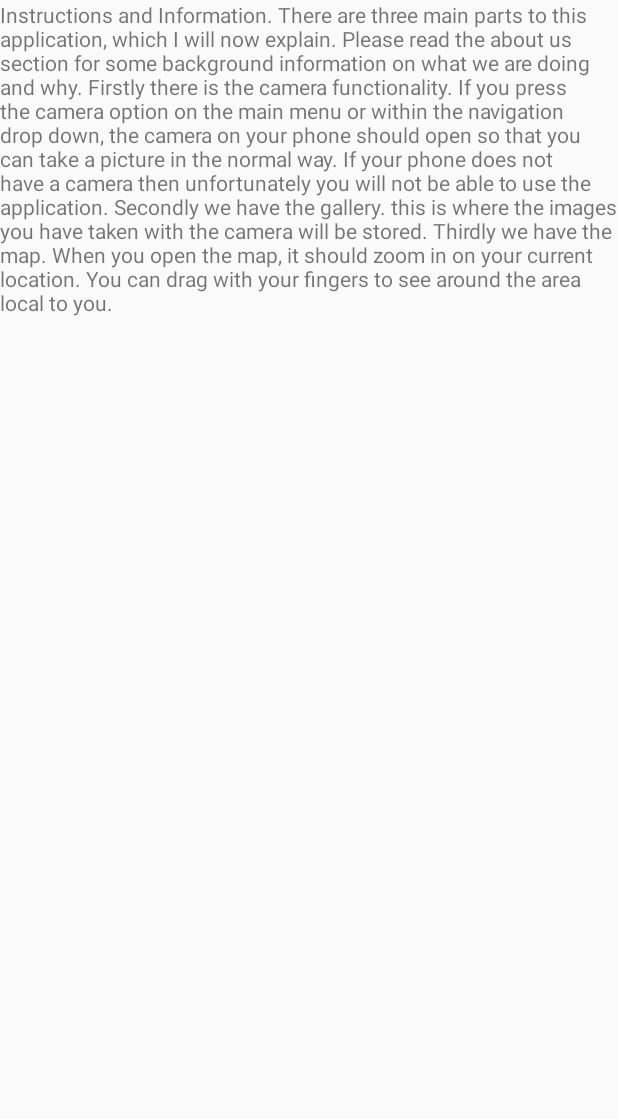
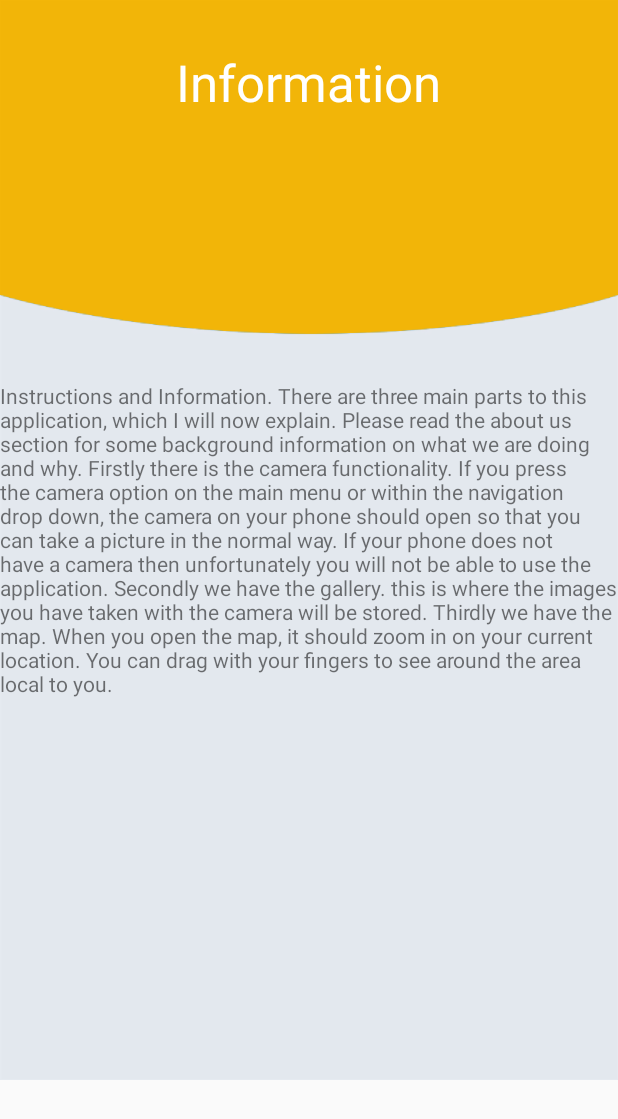
Before and after one commit to shaqq15/SpotABeeProj, an Android app: the layout fragment_info_page.xml on its own in the app's theme, with its tools: preview values and no code run, on a phone screen of 412 x 824 dp. Shown: the top 1119 px of the screen. Run offline under Robolectric (Android 15) with nearby library versions, the phone set to English and light mode, and no system bars.

Commit message:
Added same theme throughout the different sections

```diff
--- a/app/src/main/res/layout/fragment_info_page.xml
+++ b/app/src/main/res/layout/fragment_info_page.xml
@@ -1,14 +1,29 @@
 <FrameLayout xmlns:android="http://schemas.android.com/apk/res/android"
     xmlns:tools="http://schemas.android.com/tools"
-    android:layout_width="match_parent"
-    android:layout_height="match_parent"
+    android:layout_width="wrap_content"
+    android:layout_height="wrap_content"
+    android:background="@drawable/bg"
     tools:context="com.example.c1618639.myapplication.InfoPageFragment">
 
     <!-- TODO: Update blank fragment layout -->
+
+    <TextView
+        android:id="@+id/textGrid"
+        android:layout_width="wrap_content"
+        android:layout_height="wrap_content"
+        android:layout_alignParentTop="true"
+        android:layout_centerHorizontal="true"
+        android:layout_gravity="center_horizontal"
+        android:layout_marginTop="32dp"
+        android:text="@string/title_information"
+        android:textColor="@android:color/white"
+        android:textSize="34sp" />
+
     <TextView
         android:layout_width="match_parent"
         android:layout_height="match_parent"
-        android:text="@string/info_instructions_content"        />
+        android:layout_gravity="center"
+        android:text="@string/info_instructions_content" />
     <!--<TextView-->
     <!--android:layout_width="match_parent"-->
     <!--android:layout_height="match_parent"-->
```
Also changed, not shown: app/src/main/res/layout/fragment_gallery.xml (+17 -3 lines), app/src/main/res/layout/fragment_media.xml (+3 -4 lines). Lines whose indentation alone changed are shown as unchanged.
